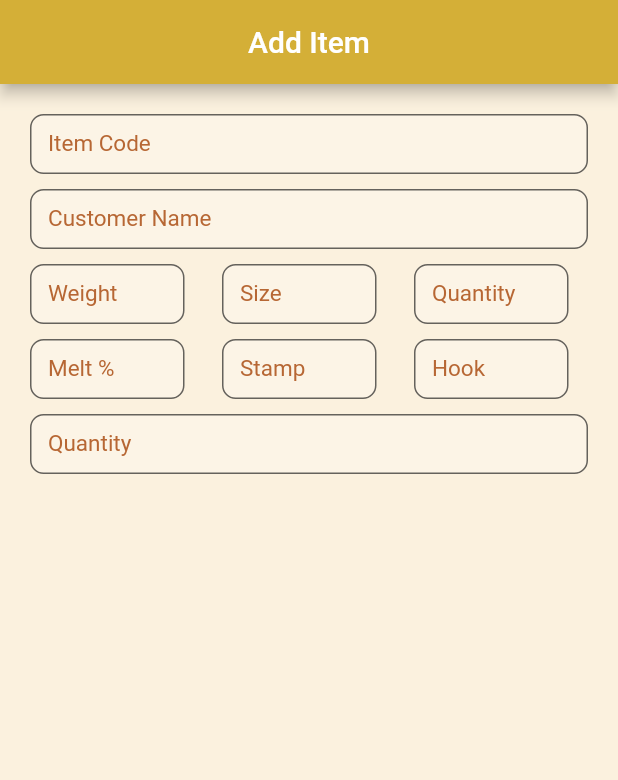
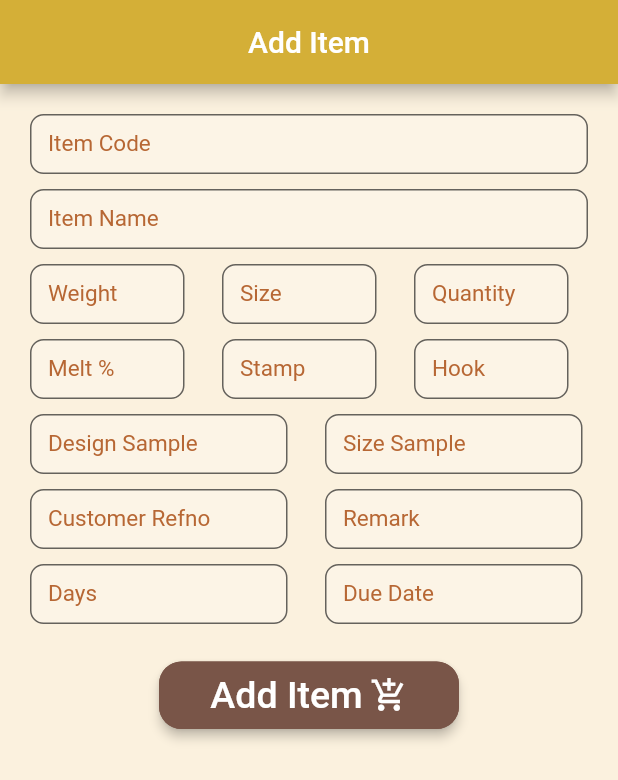
Before and after one commit to tknikhil/flutter_spring_login, a Flutter app: the AddItem screen opened directly, on a phone screen of 412 x 824 dp. Shown: the top 780 px of the screen. Run offline on Flutter 3.47's test engine with Material 2 defaults, Android fonts, the phone set to English and light mode, and no system bars; our stand-ins replace bloc, flutter_bloc, google_fonts.

Commit message:
added add item

```diff
--- a/lib/main.dart
+++ b/lib/main.dart
@@ -15,6 +15,7 @@ void main() {
         statusBarColor: Colors.transparent,
         systemNavigationBarColor: Colors.transparent),
   );
+  print('${OrderListView.refnoval.toString()} ===========>Mina');
   //MultiProvider for more than one cubit
   runApp(MultiProvider(
     providers: [
--- a/lib/src/constrainst/api_constraints.dart
+++ b/lib/src/constrainst/api_constraints.dart
@@ -1,4 +1,5 @@
 const String baseUrl="http://192.168.0.244:8081/salesorder/";
 const String orderUrl="orderdetails/srcOnLoadOrderDtl";
 const String loginPosts="login";
+const String custOrdrDsplyUrl="orderdetails/custCode";
 const  String testBaseUrl="http://10.0.2.2:8080/";
--- a/lib/src/cubit/order_summery/order_summery_cubit.dart
+++ b/lib/src/cubit/order_summery/order_summery_cubit.dart
@@ -14,15 +14,15 @@ class OrderSummeryCubit extends Cubit<OrderSummeryState> {
       ):super(OrderSummeryInitial());
 
   //when ever this method call it emits LoadingScreenLoadState()
-  Future<OrderSummery> loadOrderSummery(refNo)async{
+  Future<void> loadOrderSummery(refNo)async{
     emit(LoadingOrderSummeryState());
     //when gets response
     try{
       print('${orderSummerySevice.getOrderDetail(refNo)} ==================from cubit');
-      OrderSummery response=await orderSummerySevice.getOrderDetail(refNo);
+      final response=await orderSummerySevice.getOrderDetail(refNo);
       print('${response.itemCode} ==================from loadOrderSummery');
       emit(ResponseOrderSummeryState(response));
-      return response;
+      // return response;
     }catch(error){
       emit(ErrorOrderSummeryState(error.toString()));
       rethrow;
--- a/lib/src/presentation/app_widget/card/order_list_view.dart
+++ b/lib/src/presentation/app_widget/card/order_list_view.dart
@@ -1,7 +1,7 @@
 import 'package:flutter/foundation.dart';
 import 'package:flutter/material.dart';
 import 'package:flutter_bloc/flutter_bloc.dart';
-import 'package:flutter_spring_login/src/presentation/pages/order_detail.dart';
+import 'package:flutter_spring_login/src/presentation/pages/order_summery.dart';
 import 'package:flutter_spring_login/src/service/order_service.dart';
 import 'package:flutter_spring_login/src/service/order_summery_service.dart';
 import 'package:provider/provider.dart';
@@ -13,6 +13,7 @@ import '../../../cubit/order_summery/order_summery_cubit.dart';
 import '../../../service/login_service.dart';
 
 class OrderListView extends StatefulWidget {
+  static var refnoval;
   const OrderListView({
     Key? key,
     // required this.context,
@@ -23,6 +24,7 @@ class OrderListView extends StatefulWidget {
 }
 
 class _OrderListViewState extends State<OrderListView> {
+
   late OrderSummeryService orderSummeryService;
   late final cubit;
 //initState is called before widget tree
@@ -69,7 +71,7 @@ class _OrderListViewState extends State<OrderListView> {
                 // scrollDirection: Axis.vertical,
                 physics: const NeverScrollableScrollPhysics(),
                 shrinkWrap: true,
-                itemCount: _orderDetail.length - 1,
+                itemCount: _orderDetail.length ,
                 itemBuilder: (context, index) => SizedBox(
                       width: MediaQuery.of(context).size.width,
                       child: buildCard(index),
@@ -99,17 +101,17 @@ class _OrderListViewState extends State<OrderListView> {
       child: buildDataTable(index),
     );
   }
-
+static var refnoval;
   ListTile buildDataTable(int index) {
     return ListTile(
       onTap: (){
         Navigator.push(
             context,
             MaterialPageRoute(
-                builder: (context) =>  OrderDetailPage(refNo: _orderDetail[index].refNo)));
+                builder: (context) =>  OrderSummeryPage(refNo: _orderDetail[index].refNo)));
  // orderSummeryService.getOrderDetail(_orderDetail[index].refNo);
         print('${_orderDetail[index].refNo} refno');
-
+          refnoval=_orderDetail[index].refNo;
         },
       title: DataTable(
         columns: [
--- a/lib/src/presentation/pages/add_item.dart
+++ b/lib/src/presentation/pages/add_item.dart
@@ -9,23 +9,33 @@ class AddItem extends StatefulWidget {
   @override
   State<AddItem> createState() => _AddItemState();
 }
-final _formKey=GlobalKey<FormState>();
-final  custNameController=TextEditingController();
-final itemCodeController=TextEditingController();
-final weightController=TextEditingController();
-final sizeController=TextEditingController();
-final quantityController=TextEditingController();
-final meltController=TextEditingController();
-final stampController=TextEditingController();
-final hookController=TextEditingController();
+
+final _formKey = GlobalKey<FormState>();
+final itemNameController = TextEditingController();
+final itemCodeController = TextEditingController();
+final weightController = TextEditingController();
+final sizeController = TextEditingController();
+final quantityController = TextEditingController();
+final meltController = TextEditingController();
+final stampController = TextEditingController();
+final hookController = TextEditingController();
+final designController = TextEditingController();
+final sizeSmplController = TextEditingController();
+final refNoController = TextEditingController();
+final remarkController = TextEditingController();
+final daysController = TextEditingController();
+final dueDateController = TextEditingController();
 
 class _AddItemState extends State<AddItem> {
+  Widget appBarTitle= const Text("Add Item");
   @override
   Widget build(BuildContext context) {
     return Scaffold(
       backgroundColor: const Color(0xffffbf1de),
-      appBar: AppBar(
-          title: const Center(child: Text("Add Item")),
+
+      appBar:  AppBar(
+        title: Center(child: appBarTitle),
+        automaticallyImplyLeading: false,
         backgroundColor: const Color(0xfffd4af37),
       ),
       body: Container(
@@ -34,50 +44,119 @@ class _AddItemState extends State<AddItem> {
           children: [
             Form(
                 key: _formKey,
-                child:Column(
+                child: Column(
                   children: [
-                FormAddItemTextField(inputController: itemCodeController, label: 'Item Code'),
+                    FormAddItemTextField(
+                        inputController: itemCodeController,
+                        label: 'Item Code'),
                     const SizedBox(height: 10),
-                FormAddItemTextField(inputController: custNameController, label: 'Customer Name'),
+                    FormAddItemTextField(
+                        inputController: itemNameController,
+                        label: 'Item Name'),
                     const SizedBox(height: 10),
                     Row(
                       children: [
                         SizedBox(
-                       width: MediaQuery.of(context).size.width/4,
-                       child: FormAddItemTextField(inputController: weightController, label: 'Weight')),
+                            width: MediaQuery.of(context).size.width / 4,
+                            child: FormAddItemTextField(
+                                inputController: weightController,
+                                label: 'Weight')),
                         const SizedBox(width: 25),
                         SizedBox(
-                       width: MediaQuery.of(context).size.width/4,
-                       child: FormAddItemTextField(inputController: sizeController, label: 'Size')),
+                            width: MediaQuery.of(context).size.width / 4,
+                            child: FormAddItemTextField(
+                                inputController: sizeSmplController,
+                                label: 'Size')),
                         const SizedBox(width: 25),
                         SizedBox(
-                       width: MediaQuery.of(context).size.width/4,
-                       child: FormAddItemTextField(inputController: quantityController, label: 'Quantity')),
+                            width: MediaQuery.of(context).size.width / 4,
+                            child: FormAddItemTextField(
+                                inputController: quantityController,
+                                label: 'Quantity')),
                       ],
                     ),
                     const SizedBox(height: 10),
                     Row(
                       children: [
                         SizedBox(
-                       width: MediaQuery.of(context).size.width/4,
-                       child: FormAddItemTextField(inputController: meltController, label: 'Melt %')),
+                            width: MediaQuery.of(context).size.width / 4,
+                            child: FormAddItemTextField(
+                                inputController: meltController,
+                                label: 'Melt %')),
                         const SizedBox(width: 25),
                         SizedBox(
-                       width: MediaQuery.of(context).size.width/4,
-                       child: FormAddItemTextField(inputController: stampController, label: 'Stamp')),
+                            width: MediaQuery.of(context).size.width / 4,
+                            child: FormAddItemTextField(
+                                inputController: stampController,
+                                label: 'Stamp')),
                         const SizedBox(width: 25),
                         SizedBox(
-                       width: MediaQuery.of(context).size.width/4,
-                       child: FormAddItemTextField(inputController: hookController, label: 'Hook')),
+                            width: MediaQuery.of(context).size.width / 4,
+                            child: FormAddItemTextField(
+                                inputController: hookController,
+                                label: 'Hook')),
                       ],
                     ),
-
-
                     const SizedBox(height: 10),
-               FormAddItemTextField(inputController: quantityController, label: 'Quantity'),
+                    Row(children: [
+                      SizedBox(
+                          width: MediaQuery.of(context).size.width / 2.4,
+                          child: FormAddItemTextField(
+                              inputController: designController,
+                              label: 'Design Sample')),
+                      const SizedBox(width: 25),
+                      SizedBox(
+                          width: MediaQuery.of(context).size.width / 2.4,
+                          child: FormAddItemTextField(
+                              inputController: sizeController,
+                              label: 'Size Sample')),
+                    ]),
+                    const SizedBox(height: 10),
+                    Row(
+                      children: [
+                        SizedBox(
+                            width: MediaQuery.of(context).size.width / 2.4,
+                            child: FormAddItemTextField(
+                                inputController: refNoController,
+                                label: 'Customer Refno')),
+                        const SizedBox(width: 25),
+                        SizedBox(
+                            width: MediaQuery.of(context).size.width / 2.4,
+                            child: FormAddItemTextField(
+                                inputController: remarkController,
+                                label: 'Remark')),
                       ],
-            )
-            )
+                    ),
+                    const SizedBox(height: 10),
+                    Row(
+                      children: [
+                        SizedBox(
+                            width: MediaQuery.of(context).size.width / 2.4,
+                            child: FormAddItemTextField(
+                                inputController: daysController,
+                                label: 'Days')),
+                        const SizedBox(width: 25),
+                        SizedBox(
+                            width: MediaQuery.of(context).size.width / 2.4,
+                            child: FormAddItemTextField(
+                                inputController: dueDateController,
+                                label: 'Due Date')),
+                      ],
+                    ),
+                    const SizedBox(height:25),
+                    FormButton(
+                      buttonIcon: Icons.add_shopping_cart,
+                      textcolor: Colors.white,
+                      backgroundColor: Colors.brown,
+                      borderColor: Colors.brown,
+                      text: "Add Item",
+                      heightSize: 45,
+                      widthSize: 200,
+                      onPressed: () {
+                      },
+                    ),
+                  ],
+                )),
           ],
         ),
       ),
--- a/lib/src/service/login_service.dart
+++ b/lib/src/service/login_service.dart
@@ -87,7 +87,7 @@ print(resultbody['errNo']==200);
     // final resultbody = json['result'];
     final loginData=json['data'];
     // print('$loginData Login Data');
-    final customerDate = loginData['userDtls'];
+    final customerDate = loginData['userDetails'];
      print('$customerDate customer Data');
     // print('$resultbody login result');
     print('${Login.fromJson(customerDate).userName.toString()} Customer Name');
```
Also changed, not shown: lib/src/presentation/app_widget/drawer/side_menu_tile.dart (+14 -18 lines), lib/src/presentation/pages/order_detail.dart (deleted, +0 -94 lines), lib/src/presentation/pages/order_summery.dart (added, +114 -0 lines), lib/src/service/order_service.dart (+11 -8 lines), lib/src/service/order_summery_service.dart (+6 -5 lines). Lines whose indentation alone changed are shown as unchanged.
